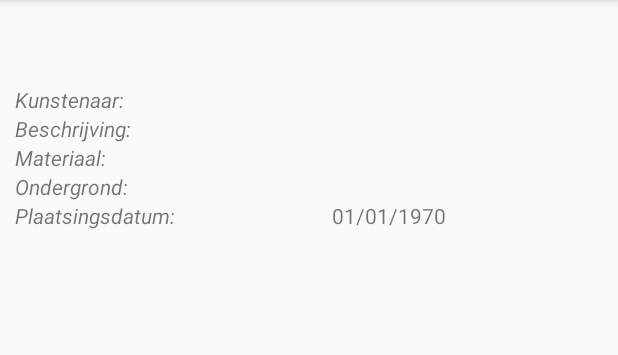
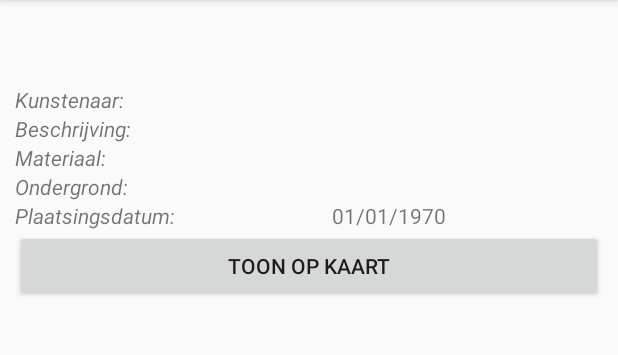
Before and after one commit to marcello505/Programmeren3Project, an Android app: the DetailActivity screen opened directly, with no data from a screen before it, on a phone screen of 412 x 824 dp, the part 84-439 px from its top. Run offline under Robolectric (Android 15) with nearby library versions, the phone set to English and light mode, and no system bars; pictures from the network do not load.

Commit message:
Knop aangemaakt.

```diff
--- a/Project/app/src/main/java/com/marcellohaddeman/programmeren3project/DetailActivity.java
+++ b/Project/app/src/main/java/com/marcellohaddeman/programmeren3project/DetailActivity.java
@@ -6,6 +6,7 @@ import android.content.Intent;
 import android.content.res.Configuration;
 import android.os.Bundle;
 import android.util.Log;
+import android.widget.Button;
 import android.widget.ImageView;
 import android.widget.TextView;
 
@@ -30,6 +31,7 @@ public class DetailActivity extends AppCompatActivity {
     private TextView mOndergrondInvoer;
     private TextView mPlaatsingsdatum;
     private TextView mPlaatsingsdatumInvoer;
+    private Button mToonOpKaart;
 
     @Override
     protected void onCreate(Bundle savedInstanceState) {
@@ -49,6 +51,8 @@ public class DetailActivity extends AppCompatActivity {
         this.mOndergrondInvoer = findViewById(R.id.tv_activity_detail_ondergrond_invoer);
         this.mPlaatsingsdatum = findViewById(R.id.tv_activity_detail_plaatsingsdatum);
         this.mPlaatsingsdatumInvoer = findViewById(R.id.tv_activity_detail_plaatsingsdatum_invoer);
+        this.mToonOpKaart = findViewById(R.id.btn_activity_detail_kaart);
+        //TODO Maak de ToonOpKaart knop af. Moet nog de GEOX en GEOY doorgeven via de ViewHolder
 
         Intent intent = getIntent();
         this.mTitel.setText(intent.getStringExtra("titel"));
--- a/Project/app/src/main/res/layout/activity_detail.xml
+++ b/Project/app/src/main/res/layout/activity_detail.xml
@@ -134,6 +134,16 @@
             app:layout_constraintStart_toEndOf="@+id/tv_activity_detail_plaatsingsdatum"
             app:layout_constraintTop_toBottomOf="@+id/tv_activity_detail_ondergrond_invoer" />
 
+        <Button
+            android:id="@+id/btn_activity_detail_kaart"
+            android:layout_width="0dp"
+            android:layout_height="wrap_content"
+            android:text="Toon op Kaart"
+            app:layout_constraintEnd_toEndOf="parent"
+            app:layout_constraintStart_toStartOf="parent"
+            app:layout_constraintTop_toBottomOf="@+id/tv_activity_detail_plaatsingsdatum_invoer" />
+
+
 
     </androidx.constraintlayout.widget.ConstraintLayout>
 
```
